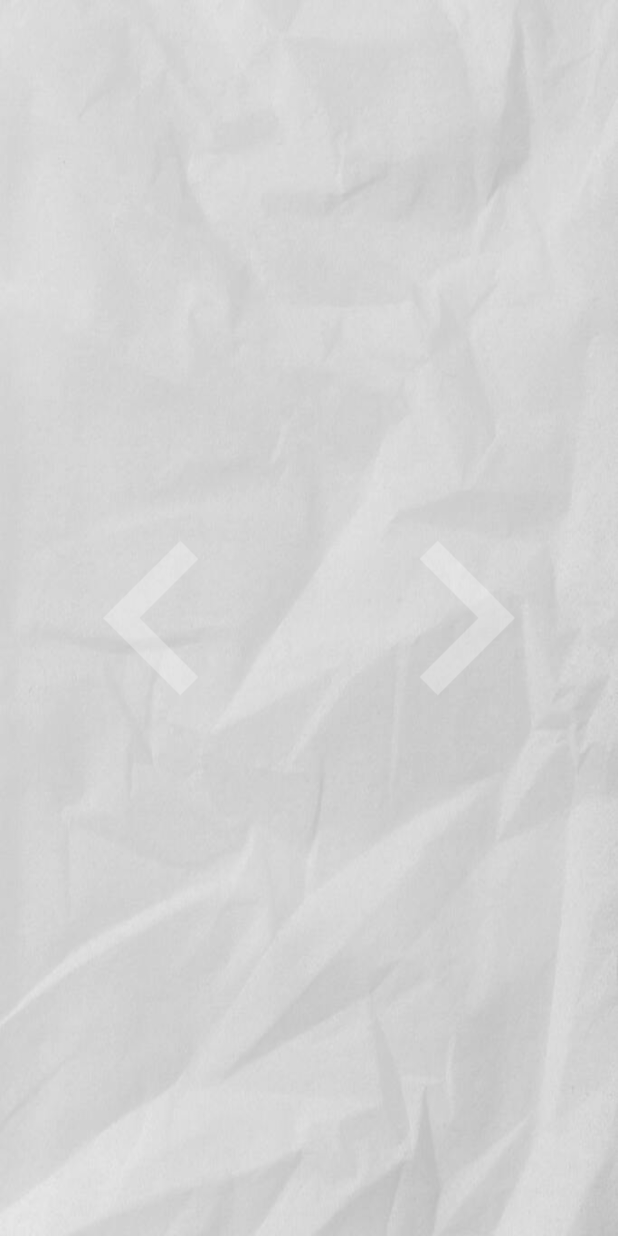
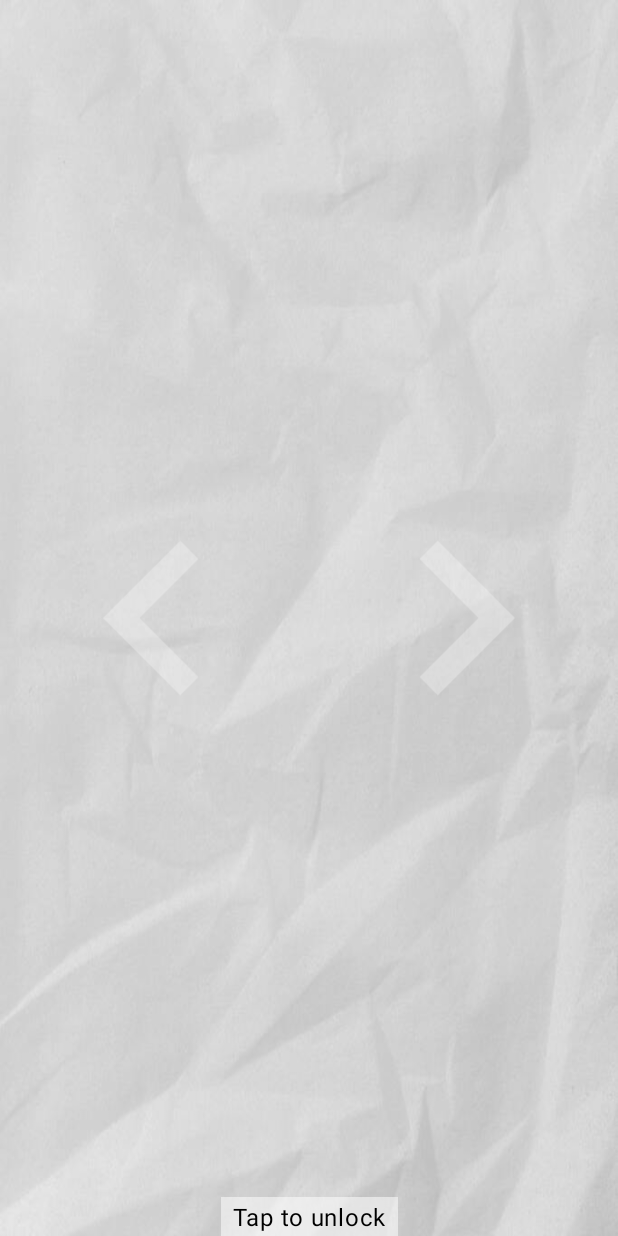
Before and after one commit to babydots/babybook, an Android app: the layout activity_book_viewer.xml on its own in the app's theme, with its tools: preview values and no code run, on a phone screen of 412 x 824 dp. Run offline under Robolectric (Android 15) with nearby library versions, the phone set to English and light mode, and no system bars.

Commit message:
Add baby lock feature to prevent stray fingers exiting the app.

```diff
--- a/android/build.gradle
+++ b/android/build.gradle
@@ -60,6 +60,7 @@ android {
 dependencies {
 
     implementation project(":library")
+    implementation 'com.github.babydots:immersivelock:1.0.1'
 
     implementation 'org.jetbrains.kotlinx:kotlinx-coroutines-core:1.5.2'
     implementation 'org.jetbrains.kotlinx:kotlinx-coroutines-android:1.5.0'
--- /dev/null
+++ b/android/src/main/res/drawable/ic_lock.xml
@@ -0,0 +1,5 @@
+<vector android:height="24dp" android:tint="#FFFFFF"
+    android:viewportHeight="24" android:viewportWidth="24"
+    android:width="24dp" xmlns:android="http://schemas.android.com/apk/res/android">
+    <path android:fillColor="@android:color/white" android:pathData="M18,8h-1L17,6c0,-2.76 -2.24,-5 -5,-5S7,3.24 7,6v2L6,8c-1.1,0 -2,0.9 -2,2v10c0,1.1 0.9,2 2,2h12c1.1,0 2,-0.9 2,-2L20,10c0,-1.1 -0.9,-2 -2,-2zM12,17c-1.1,0 -2,-0.9 -2,-2s0.9,-2 2,-2 2,0.9 2,2 -0.9,2 -2,2zM15.1,8L8.9,8L8.9,6c0,-1.71 1.39,-3.1 3.1,-3.1 1.71,0 3.1,1.39 3.1,3.1v2z"/>
+</vector>
--- a/android/src/main/res/layout/activity_book_viewer.xml
+++ b/android/src/main/res/layout/activity_book_viewer.xml
@@ -12,39 +12,54 @@
         android:layout_width="0dp"
         android:layout_height="0dp"
         app:layout_constraintTop_toTopOf="parent"
-        app:layout_constraintStart_toStartOf="parent"
+        app:layout_constraintBottom_toBottomOf="parent"
         app:layout_constraintEnd_toEndOf="parent"
-        app:layout_constraintBottom_toBottomOf="parent"
-    />
+        app:layout_constraintStart_toStartOf="parent" />
 
     <androidx.appcompat.widget.AppCompatImageButton
         android:id="@+id/previous_overlay"
         android:layout_width="0dp"
         android:layout_height="0dp"
-        app:layout_constraintTop_toTopOf="parent"
-        app:layout_constraintStart_toStartOf="parent"
-        app:layout_constraintBottom_toBottomOf="parent"
-        app:layout_constraintWidth_percent=".5"
-        app:layout_constraintHorizontal_bias="0"
+        android:adjustViewBounds="true"
         android:alpha="0.3"
         android:background="@android:color/transparent"
+        android:scaleType="fitCenter"
         android:src="@drawable/ic_previous"
-        android:scaleType="fitCenter"
-        android:adjustViewBounds="true"/>
+        app:layout_constraintTop_toTopOf="parent"
+        app:layout_constraintBottom_toBottomOf="parent"
+        app:layout_constraintStart_toStartOf="parent"
+        app:layout_constraintWidth_percent=".5" />
 
     <androidx.appcompat.widget.AppCompatImageButton
         android:id="@+id/next_overlay"
         android:layout_width="0dp"
         android:layout_height="0dp"
-        app:layout_constraintTop_toTopOf="parent"
-        app:layout_constraintEnd_toEndOf="parent"
-        app:layout_constraintBottom_toBottomOf="parent"
-        app:layout_constraintWidth_percent=".5"
-        app:layout_constraintHorizontal_bias="1"
+        android:adjustViewBounds="true"
         android:alpha="0.3"
         android:background="@android:color/transparent"
+        android:scaleType="fitCenter"
         android:src="@drawable/ic_next"
-        android:scaleType="fitCenter"
-        android:adjustViewBounds="true"/>
+        app:layout_constraintTop_toTopOf="parent"
+        app:layout_constraintBottom_toBottomOf="parent"
+        app:layout_constraintEnd_toEndOf="parent"
+        app:layout_constraintWidth_percent=".5" />
+
+    <androidx.appcompat.widget.AppCompatTextView
+        android:id="@+id/tap_to_unlock"
+        android:layout_width="wrap_content"
+        android:layout_height="wrap_content"
+        app:layout_constraintBottom_toBottomOf="parent"
+        app:layout_constraintStart_toStartOf="parent"
+        app:layout_constraintEnd_toEndOf="parent"
+        android:text="Tap to unlock"
+        android:visibility="gone"
+        tools:visibility="visible"
+        android:textAppearance="?attr/textAppearanceBody1"
+        android:textColor="@color/black"
+        android:background="#88ffffff"
+        android:paddingTop="2dp"
+        android:paddingBottom="2dp"
+        android:paddingStart="8dp"
+        android:paddingEnd="8dp" />
 
 </androidx.constraintlayout.widget.ConstraintLayout>
--- a/android/src/main/res/layout/fragment_book_viewer_page.xml
+++ b/android/src/main/res/layout/fragment_book_viewer_page.xml
@@ -48,6 +48,9 @@
         android:textColor="@color/black"
         android:background="#88ffffff"
         android:padding="12dp"
-        android:layout_margin="16dp" />
+        android:layout_marginTop="16dp"
+        android:layout_marginStart="16dp"
+        android:layout_marginEnd="16dp"
+        android:layout_marginBottom="32dp"/>
 
 </androidx.constraintlayout.widget.ConstraintLayout>
--- a/android/src/main/res/values/colors.xml
+++ b/android/src/main/res/values/colors.xml
@@ -1,5 +1,6 @@
 <?xml version="1.0" encoding="utf-8"?>
 <resources>
+    <color name="colourPrimary">#FF6200EE</color>
     <color name="purple_200">#FFBB86FC</color>
     <color name="purple_500">#FF6200EE</color>
     <color name="purple_700">#FF3700B3</color>
--- a/android/src/main/res/values/themes.xml
+++ b/android/src/main/res/values/themes.xml
@@ -2,7 +2,7 @@
     <!-- Base application theme. -->
     <style name="Theme.BabyBook" parent="Theme.MaterialComponents.DayNight.DarkActionBar">
         <!-- Primary brand color. -->
-        <item name="colorPrimary">@color/purple_500</item>
+        <item name="colorPrimary">@color/colourPrimary</item>
         <item name="colorPrimaryVariant">@color/purple_700</item>
         <item name="colorOnPrimary">@color/white</item>
         <!-- Secondary brand color. -->
--- a/settings.gradle
+++ b/settings.gradle
@@ -12,6 +12,7 @@ dependencyResolutionManagement {
     repositories {
         google()
         mavenCentral()
+        maven { url 'https://jitpack.io' }
     }
 }
 rootProject.name = "Baby Book"
```
Also changed, not shown: android/src/main/java/com/serwylo/babybook/bookviewer/BookViewerActivity.kt (+27 -3 lines), android/src/main/res/menu/view_book_menu.xml (+7 -1 lines).
